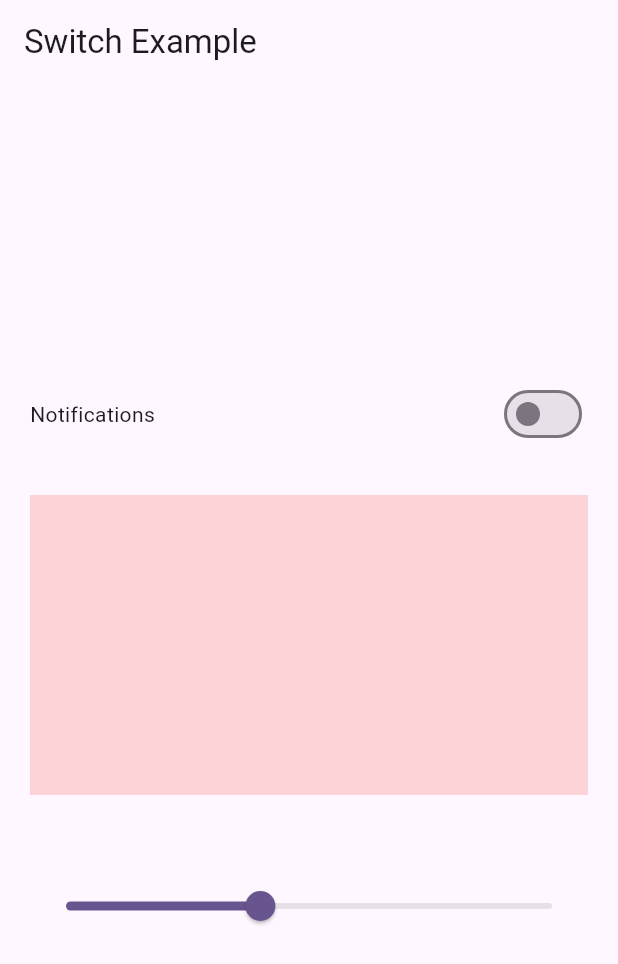
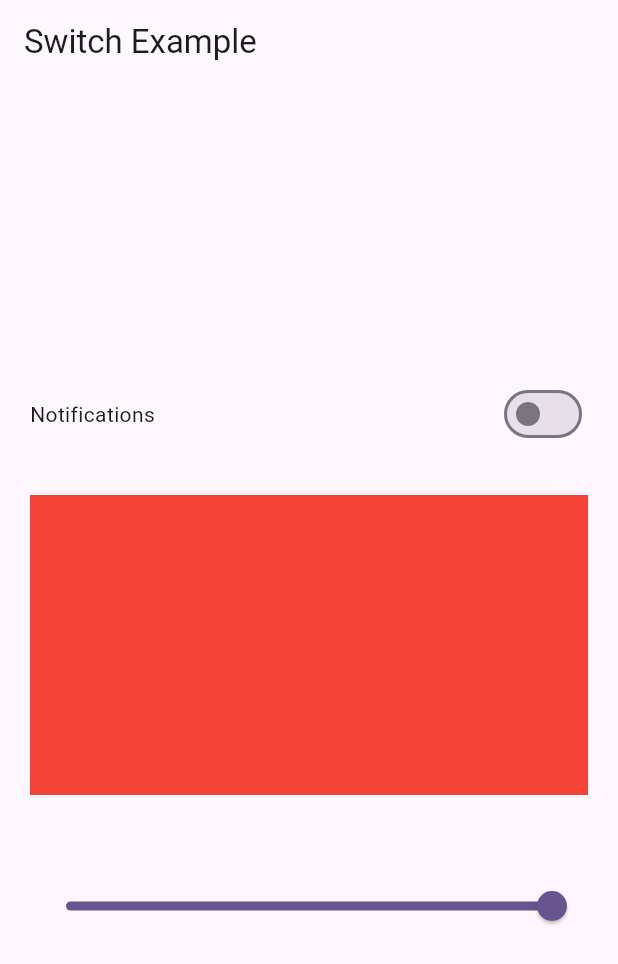
Before and after one commit to akshay21022003/bloc_state_management, a Flutter app: the screen it shows after launch, on a phone screen of 412 x 824 dp. Shown: the top 964 px of the screen. Run offline on Flutter 3.47's test engine with Material 2 defaults, Android fonts, the light colour scheme and no system bars; our stand-ins replace bloc, equatable, flutter_bloc.

Commit message:
change container opacity according to slider value

```diff
--- a/lib/bloc/switch/switch_bloc.dart
+++ b/lib/bloc/switch/switch_bloc.dart
@@ -6,9 +6,14 @@ class SwitchBloc extends Bloc<SwitchEvents,SwitchStates>{
 
   SwitchBloc():super(SwitchStates()){
     on<EnableOrDisableNotifications>(_EnableOrDisableNotifications);
+    on<SliderEvent>(_slider);
   }
 
   void _EnableOrDisableNotifications(EnableOrDisableNotifications events, Emitter<SwitchStates> emit){
     emit(state.copyWith(isSwitch: !state.isSwitch));
   }
+
+  void _slider(SliderEvent events, Emitter<SwitchStates> emit){
+    emit(state.copyWith(slider: events.slider));
+  }
 }
--- a/lib/bloc/switch/switch_event.dart
+++ b/lib/bloc/switch/switch_event.dart
@@ -8,3 +8,11 @@ List<Object> get props =>[];
 }
 
 class EnableOrDisableNotifications extends SwitchEvents{}
+
+class SliderEvent extends SwitchEvents{
+  double slider;
+  SliderEvent({required this.slider});
+
+ @override
+ List<Object> get props => [slider];
+}
--- a/lib/bloc/switch/switch_state.dart
+++ b/lib/bloc/switch/switch_state.dart
@@ -3,17 +3,19 @@ import 'package:equatable/equatable.dart';
 
 class SwitchStates extends Equatable{
   bool isSwitch;
-
+  double slider;
   SwitchStates({
-    this.isSwitch=false
+    this.isSwitch=false,
+    this.slider = 1.0
   });
 
-  SwitchStates copyWith({bool? isSwitch}){
+  SwitchStates copyWith({bool? isSwitch,double? slider}){
     return SwitchStates(
-      isSwitch: isSwitch ?? this.isSwitch
+      isSwitch: isSwitch ?? this.isSwitch,
+      slider: slider ?? this.slider
     );
 }
 
   @override
-  List<Object> get props => [isSwitch];
+  List<Object> get props => [isSwitch,slider];
 }
--- a/lib/main.dart
+++ b/lib/main.dart
@@ -15,7 +15,7 @@ class MyApp extends StatelessWidget {
     return MultiBlocProvider(
       providers: [
         BlocProvider(create: (_) => CounterBloc()),
-         BlocProvider(create: (_) => SwitchBloc()),
+        BlocProvider(create: (_) => SwitchBloc()),
       ],
       child: MaterialApp(
             title: 'Flutter Demo',
--- a/lib/ui/switch/switch_screen.dart
+++ b/lib/ui/switch/switch_screen.dart
@@ -18,7 +18,7 @@ class _SwitchScreenState extends State<SwitchScreen> {
         appBar: AppBar(
           title: const Text('Switch Example'),
         ),
-        body:  Padding(
+        body: Padding(
           padding: const EdgeInsets.symmetric(horizontal: 20),
           child: Column(
               mainAxisAlignment: MainAxisAlignment.center,
@@ -28,22 +28,39 @@ class _SwitchScreenState extends State<SwitchScreen> {
                   mainAxisAlignment: MainAxisAlignment.spaceBetween,
                   children: [
                     const Text('Notifications'),
-                  BlocBuilder<SwitchBloc,SwitchStates>(
-                    builder: (context,state){
-                    return Switch(value: state.isSwitch, onChanged: (newValue){
+                    BlocBuilder<SwitchBloc, SwitchStates>(
+                      buildWhen: (previous,current)=>previous.isSwitch != current.isSwitch,
+                        builder: (context, state) {
+                      return Switch(
+                          value: state.isSwitch,
+                          onChanged: (newValue) {
                             print(newValue);
-                      context.read<SwitchBloc>().add(EnableOrDisableNotifications());
+                            context
+                                .read<SwitchBloc>()
+                                .add(EnableOrDisableNotifications());
                           });
-                  }
-                  )
-              ],),
-              const SizedBox(height: 30,),
-              Container(
+                    })
+                  ],
+                ),
+                const SizedBox(
+                  height: 30,
+                ),
+                BlocBuilder<SwitchBloc, SwitchStates>(
+                    builder: (context, state) {
+                  return Container(
                   height: 200,
-                color: Colors.red.withOpacity(.2),
+                  color: Colors.red.withOpacity(state.slider),
+                );
+                }),
+                const SizedBox(
+                  height: 50,
                 ),
-              const SizedBox(height: 50,),
-              Slider(value: .4, onChanged: (value){})
+                BlocBuilder<SwitchBloc, SwitchStates>(
+                    builder: (context, state) {
+                  return Slider(value: state.slider, onChanged: (value) {
+                    context.read<SwitchBloc>().add(SliderEvent(slider: value));
+                  });
+                })
               ]),
         ));
   }
```
Lines whose indentation alone changed are shown as unchanged.
